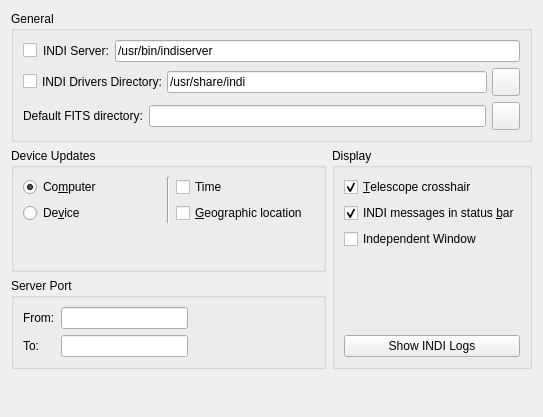
Above: kstars/indi/opsindi.ui from KDE/kstars before the change. Below: the same form after it.
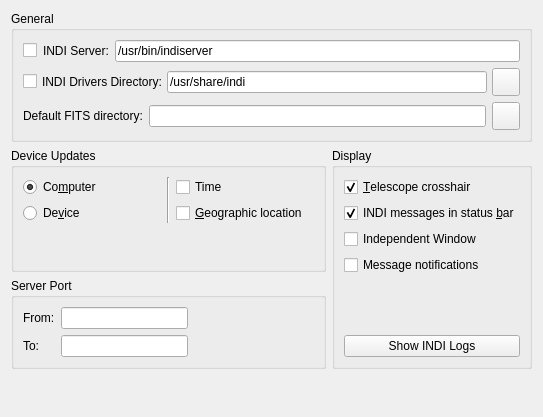
That is the form after the change.

Commit message: Add option to turn the INDI server messages from dialogs to desktop notifications

Diff of the .ui file:
```diff
--- a/kstars/indi/opsindi.ui
+++ b/kstars/indi/opsindi.ui
@@ -383,6 +383,16 @@
           </property>
          </widget>
         </item>
+        <item>
+         <widget class="QCheckBox" name="kcfg_messageNotificationINDI">
+          <property name="toolTip">
+           <string>Show INDI messages as desktop notifications instead of dialogs</string>
+          </property>
+          <property name="text">
+           <string>Message notifications</string>
+          </property>
+         </widget>
+        </item>
         <item>
          <spacer name="verticalSpacer">
           <property name="orientation">
```
The commit also changes 3 other files.
